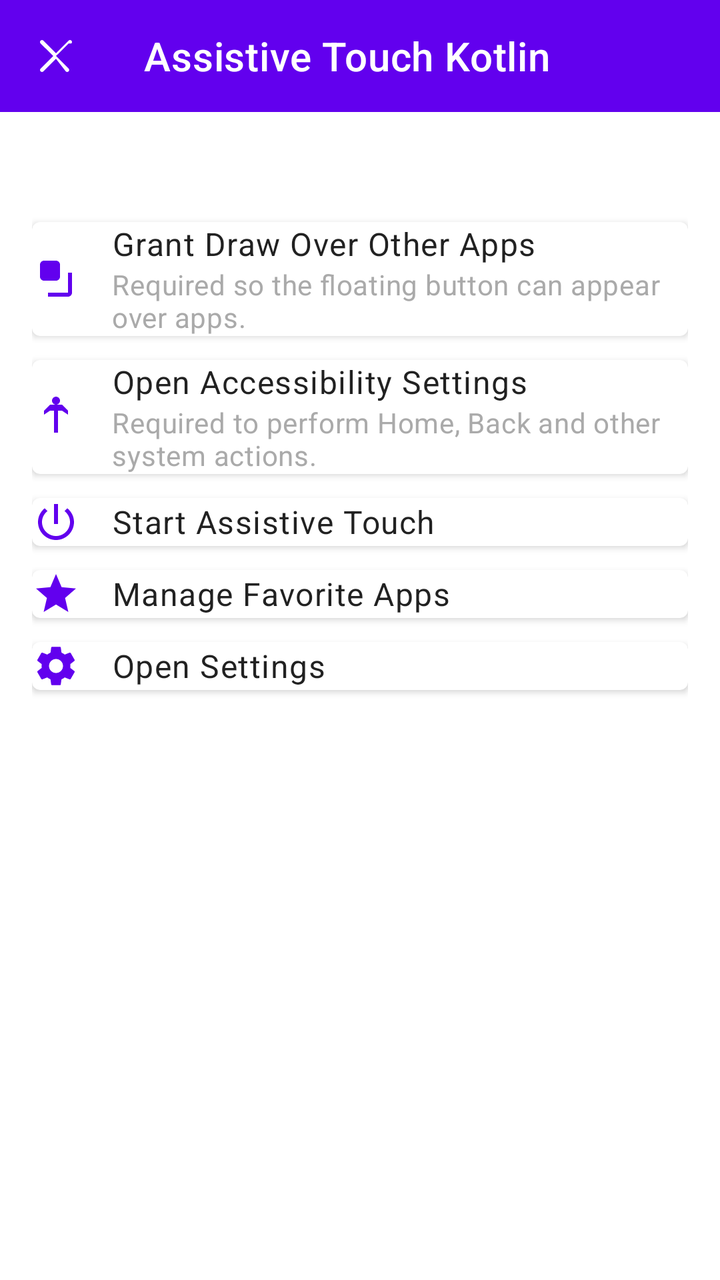
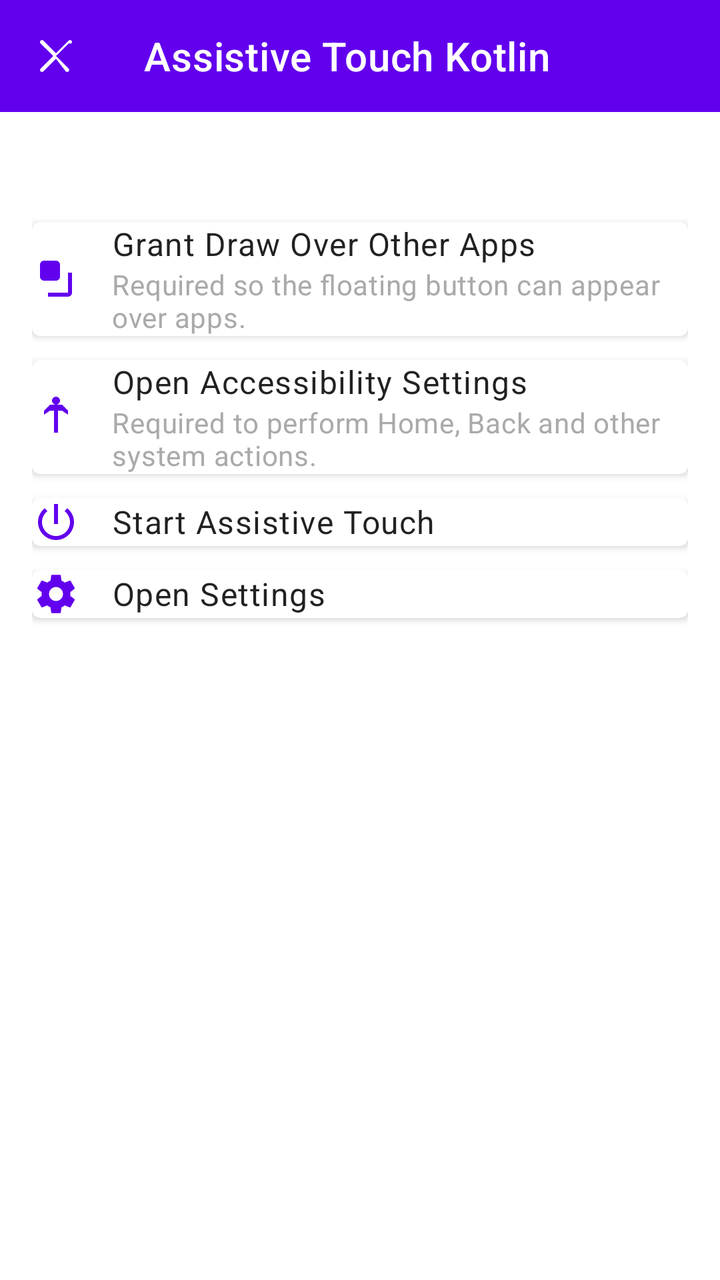

Two renders of the same Android screen: before a commit and after it. Below are the layout's source before the change and the commit's diff.
<!-- AndroidManifest.xml: application theme Theme.AssistiveTouch -->
<!-- res/layout/activity_main.xml -->
<?xml version="1.0" encoding="utf-8"?>
<androidx.coordinatorlayout.widget.CoordinatorLayout xmlns:android="http://schemas.android.com/apk/res/android"
    xmlns:app="http://schemas.android.com/apk/res-auto"
    android:layout_width="match_parent"
    android:layout_height="match_parent">

    <com.google.android.material.appbar.MaterialToolbar
        android:id="@+id/toolbar"
        android:layout_width="match_parent"
        android:layout_height="?attr/actionBarSize"
        android:background="?attr/colorPrimary"
        android:theme="@style/ThemeOverlay.MaterialComponents.Dark.ActionBar"
        app:title="@string/app_name"
        app:navigationIcon="@drawable/ic_close" />

    <ScrollView
        android:layout_width="match_parent"
        android:layout_height="match_parent"
        android:padding="16dp"
        android:clipToPadding="false"
        app:layout_behavior="@string/appbar_scrolling_view_behavior"
        android:layout_marginTop="?attr/actionBarSize">

        <LinearLayout
            android:layout_width="match_parent"
            android:layout_height="wrap_content"
            android:orientation="vertical"
            android:divider="@drawable/divider_vertical"
            android:showDividers="end">

            <TextView
                android:id="@+id/textStatus"
                android:layout_width="match_parent"
                android:layout_height="wrap_content"
                android:textAppearance="@style/TextAppearance.MaterialComponents.Body2"
                android:textColor="@android:color/secondary_text_light"
                android:paddingBottom="8dp" />

            
            <com.google.android.material.card.MaterialCardView
                android:id="@+id/buttonOverlayPermission"
                style="@style/AssistiveMainCard"
                app:cardBackgroundColor="?attr/colorSurface">

                <LinearLayout
                    android:layout_width="match_parent"
                    android:layout_height="wrap_content"
                    android:gravity="center_vertical"
                    android:orientation="horizontal">

                    <ImageView
                        android:layout_width="24dp"
                        android:layout_height="24dp"
                        android:tint="?attr/colorPrimary"
                        android:src="@drawable/ic_overlay" />

                    <LinearLayout
                        android:layout_width="0dp"
                        android:layout_height="wrap_content"
                        android:layout_marginStart="16dp"
                        android:layout_weight="1"
                        android:orientation="vertical">

                        <TextView
                            android:layout_width="wrap_content"
                            android:layout_height="wrap_content"
                            android:text="@string/permission_draw_over"
                            android:textAppearance="@style/TextAppearance.MaterialComponents.Body1" />

                        <TextView
                            android:id="@+id/textOverlayHint"
                            android:layout_width="wrap_content"
                            android:layout_height="wrap_content"
                            android:text="@string/main_hint_overlay"
                            android:textAppearance="@style/TextAppearance.MaterialComponents.Body2"
                            android:textColor="@android:color/darker_gray" />
                    </LinearLayout>
                </LinearLayout>
            </com.google.android.material.card.MaterialCardView>

            <com.google.android.material.card.MaterialCardView
                android:id="@+id/buttonAccessibility"
                style="@style/AssistiveMainCard"
                app:cardBackgroundColor="?attr/colorSurface">

                <LinearLayout
                    android:layout_width="match_parent"
                    android:layout_height="wrap_content"
                    android:gravity="center_vertical"
                    android:orientation="horizontal">

                    <ImageView
                        android:layout_width="24dp"
                        android:layout_height="24dp"
                        android:tint="?attr/colorPrimary"
                        android:src="@drawable/ic_accessibility" />

                    <LinearLayout
                        android:layout_width="0dp"
                        android:layout_height="wrap_content"
                        android:layout_marginStart="16dp"
                        android:layout_weight="1"
                        android:orientation="vertical">

                        <TextView
                            android:layout_width="wrap_content"
                            android:layout_height="wrap_content"
                            android:text="@string/permission_accessibility"
                            android:textAppearance="@style/TextAppearance.MaterialComponents.Body1" />

                        <TextView
                            android:id="@+id/textAccessibilityHint"
                            android:layout_width="wrap_content"
                            android:layout_height="wrap_content"
                            android:text="@string/main_hint_accessibility"
                            android:textAppearance="@style/TextAppearance.MaterialComponents.Body2"
                            android:textColor="@android:color/darker_gray" />
                    </LinearLayout>
                </LinearLayout>
            </com.google.android.material.card.MaterialCardView>

            
            <com.google.android.material.card.MaterialCardView
                android:id="@+id/buttonStartService"
                style="@style/AssistiveMainCard"
                app:cardBackgroundColor="?attr/colorSurface">

                <LinearLayout
                    android:layout_width="match_parent"
                    android:layout_height="wrap_content"
                    android:gravity="center_vertical"
                    android:orientation="horizontal">

                    <ImageView
                        android:layout_width="24dp"
                        android:layout_height="24dp"
                        android:tint="?attr/colorPrimary"
                        android:src="@drawable/ic_power" />

                    <TextView
                        android:layout_width="0dp"
                        android:layout_height="wrap_content"
                        android:layout_marginStart="16dp"
                        android:layout_weight="1"
                        android:text="@string/start_floating_service"
                        android:textAppearance="@style/TextAppearance.MaterialComponents.Body1" />
                </LinearLayout>
            </com.google.android.material.card.MaterialCardView>

            
            <com.google.android.material.card.MaterialCardView
                android:id="@+id/buttonFavorites"
                style="@style/AssistiveMainCard"
                app:cardBackgroundColor="?attr/colorSurface">

                <LinearLayout
                    android:layout_width="match_parent"
                    android:layout_height="wrap_content"
                    android:gravity="center_vertical"
                    android:orientation="horizontal">

                    <ImageView
                        android:layout_width="24dp"
                        android:layout_height="24dp"
                        android:tint="?attr/colorPrimary"
                        android:src="@drawable/ic_star" />

                    <TextView
                        android:layout_width="0dp"
                        android:layout_height="wrap_content"
                        android:layout_marginStart="16dp"
                        android:layout_weight="1"
                        android:text="@string/manage_favorites"
                        android:textAppearance="@style/TextAppearance.MaterialComponents.Body1" />
                </LinearLayout>
            </com.google.android.material.card.MaterialCardView>

            <com.google.android.material.card.MaterialCardView
                android:id="@+id/buttonSettings"
                style="@style/AssistiveMainCard"
                app:cardBackgroundColor="?attr/colorSurface">

                <LinearLayout
                    android:layout_width="match_parent"
                    android:layout_height="wrap_content"
                    android:gravity="center_vertical"
                    android:orientation="horizontal">

                    <ImageView
                        android:layout_width="24dp"
                        android:layout_height="24dp"
                        android:tint="?attr/colorPrimary"
                        android:src="@drawable/ic_settings" />

                    <TextView
                        android:layout_width="0dp"
                        android:layout_height="wrap_content"
                        android:layout_marginStart="16dp"
                        android:layout_weight="1"
                        android:text="@string/open_settings"
                        android:textAppearance="@style/TextAppearance.MaterialComponents.Body1" />
                </LinearLayout>
            </com.google.android.material.card.MaterialCardView>
        </LinearLayout>
    </ScrollView>

</androidx.coordinatorlayout.widget.CoordinatorLayout>
<!-- resources referenced by this layout -->
<resources>
  <!-- drawable divider_vertical (drawable) -->
  <?xml version="1.0" encoding="utf-8"?>
  <shape xmlns:android="http://schemas.android.com/apk/res/android"
      android:shape="rectangle">
      <size android:height="8dp" />
      <solid android:color="@android:color/transparent" />
  </shape>
  <!-- drawable ic_accessibility (drawable) -->
  <?xml version="1.0" encoding="utf-8"?>
  <vector xmlns:android="http://schemas.android.com/apk/res/android"
      android:width="24dp"
      android:height="24dp"
      android:viewportWidth="24"
      android:viewportHeight="24">
      <path
          android:fillColor="@android:color/white"
          android:pathData="M12,2c1.1,0 2,0.9 2,2s-0.9,2 -2,2 -2,-0.9 -2,-2 0.9,-2 2,-2zM9,9h2v11h2V9h2l3,2v-2l-3,-3H9L6,9v2l3,-2z" />
  </vector>
  <!-- drawable ic_overlay (drawable) -->
  <?xml version="1.0" encoding="utf-8"?>
  <vector xmlns:android="http://schemas.android.com/apk/res/android"
      android:width="24dp"
      android:height="24dp"
      android:viewportWidth="24"
      android:viewportHeight="24">
      <path
          android:fillColor="@android:color/white"
          android:pathData="M4,5c0,-1.1 0.9,-2 2,-2h6c1.1,0 2,0.9 2,2v6c0,1.1 -0.9,2 -2,2H6c-1.1,0 -2,-0.9 -2,-2V5zM20,9v10c0,1.1 -0.9,2 -2,2H8v-2h10V9H20z" />
  </vector>
  <!-- drawable ic_power (drawable) -->
  <?xml version="1.0" encoding="utf-8"?>
  <vector xmlns:android="http://schemas.android.com/apk/res/android"
      android:width="24dp"
      android:height="24dp"
      android:viewportWidth="24"
      android:viewportHeight="24">
      <path
          android:fillColor="@android:color/white"
          android:pathData="M13,3h-2v10h2V3zM17.66,5.12l-1.41,1.41C17.99,7.93 19,9.86 19,12c0,3.87 -3.13,7 -7,7s-7,-3.13 -7,-7c0,-2.14 1.01,-4.07 2.75,-5.47L6.34,5.12C4.26,6.82 3,9.32 3,12c0,4.97 4.03,9 9,9s9,-4.03 9,-9c0,-2.68 -1.26,-5.18 -3.34,-6.88z" />
  </vector>
  <!-- drawable ic_star (drawable) -->
  <?xml version="1.0" encoding="utf-8"?>
  <vector xmlns:android="http://schemas.android.com/apk/res/android"
      android:width="24dp"
      android:height="24dp"
      android:viewportWidth="24"
      android:viewportHeight="24">
      <path
          android:fillColor="@android:color/white"
          android:pathData="M12,17.27L18.18,21 16.54,13.97 22,9.24l-7.19,-0.62L12,2 9.19,8.62 2,9.24 7.46,13.97 5.82,21z" />
  </vector>
  <string name="app_name">Assistive Touch Kotlin</string>
  <string name="main_hint_accessibility">Required to perform Home, Back and other system actions.</string>
  <string name="main_hint_overlay">Required so the floating button can appear over apps.</string>
  <string name="manage_favorites">Manage Favorite Apps</string>
  <string name="open_settings">Open Settings</string>
  <string name="permission_accessibility">Open Accessibility Settings</string>
  <string name="permission_draw_over">Grant Draw Over Other Apps</string>
  <string name="start_floating_service">Start Assistive Touch</string>
  <style name="AssistiveMainCard" parent="Widget.MaterialComponents.CardView">
          <item name="android:layout_width">match_parent</item>
          <item name="android:layout_height">wrap_content</item>
          <item name="android:layout_marginTop">12dp</item>
          <item name="cardElevation">2dp</item>
          <item name="shapeAppearanceOverlay">@style/ShapeAppearance.MaterialComponents.MediumComponent</item>
          <item name="android:clickable">true</item>
          <item name="android:focusable">true</item>
      </style>
  <style name="Theme.AssistiveTouch" parent="Theme.MaterialComponents.DayNight.NoActionBar">
          <item name="colorPrimary">@color/purple_500</item>
          <item name="colorPrimaryVariant">@color/purple_700</item>
          <item name="colorOnPrimary">@android:color/white</item>
          <item name="colorSecondary">@color/teal_200</item>
          <item name="colorOnSecondary">@android:color/black</item>
      </style>
  <color name="purple_500">#6200EE</color>
  <color name="purple_700">#3700B3</color>
  <color name="teal_200">#03DAC5</color>
</resources>

<!-- the commit's change to res/layout/activity_main.xml (unified diff, before → after) -->
@@ -149,33 +149,6 @@
 
             
             <com.google.android.material.card.MaterialCardView
-                android:id="@+id/buttonFavorites"
-                style="@style/AssistiveMainCard"
-                app:cardBackgroundColor="?attr/colorSurface">
-
-                <LinearLayout
-                    android:layout_width="match_parent"
-                    android:layout_height="wrap_content"
-                    android:gravity="center_vertical"
-                    android:orientation="horizontal">
-
-                    <ImageView
-                        android:layout_width="24dp"
-                        android:layout_height="24dp"
-                        android:tint="?attr/colorPrimary"
-                        android:src="@drawable/ic_star" />
-
-                    <TextView
-                        android:layout_width="0dp"
-                        android:layout_height="wrap_content"
-                        android:layout_marginStart="16dp"
-                        android:layout_weight="1"
-                        android:text="@string/manage_favorites"
-                        android:textAppearance="@style/TextAppearance.MaterialComponents.Body1" />
-                </LinearLayout>
-            </com.google.android.material.card.MaterialCardView>
-
-            <com.google.android.material.card.MaterialCardView
                 android:id="@+id/buttonSettings"
                 style="@style/AssistiveMainCard"
                 app:cardBackgroundColor="?attr/colorSurface">
<!-- resource entries referenced after the edit -->
@@ -40,21 +40,9 @@
           android:fillColor="@android:color/white"
           android:pathData="M13,3h-2v10h2V3zM17.66,5.12l-1.41,1.41C17.99,7.93 19,9.86 19,12c0,3.87 -3.13,7 -7,7s-7,-3.13 -7,-7c0,-2.14 1.01,-4.07 2.75,-5.47L6.34,5.12C4.26,6.82 3,9.32 3,12c0,4.97 4.03,9 9,9s9,-4.03 9,-9c0,-2.68 -1.26,-5.18 -3.34,-6.88z" />
   </vector>
-  <!-- drawable ic_star (drawable) -->
-  <?xml version="1.0" encoding="utf-8"?>
-  <vector xmlns:android="http://schemas.android.com/apk/res/android"
-      android:width="24dp"
-      android:height="24dp"
-      android:viewportWidth="24"
-      android:viewportHeight="24">
-      <path
-          android:fillColor="@android:color/white"
-          android:pathData="M12,17.27L18.18,21 16.54,13.97 22,9.24l-7.19,-0.62L12,2 9.19,8.62 2,9.24 7.46,13.97 5.82,21z" />
-  </vector>
   <string name="app_name">Assistive Touch Kotlin</string>
   <string name="main_hint_accessibility">Required to perform Home, Back and other system actions.</string>
   <string name="main_hint_overlay">Required so the floating button can appear over apps.</string>
-  <string name="manage_favorites">Manage Favorite Apps</string>
   <string name="open_settings">Open Settings</string>
   <string name="permission_accessibility">Open Accessibility Settings</string>
   <string name="permission_draw_over">Grant Draw Over Other Apps</string>
